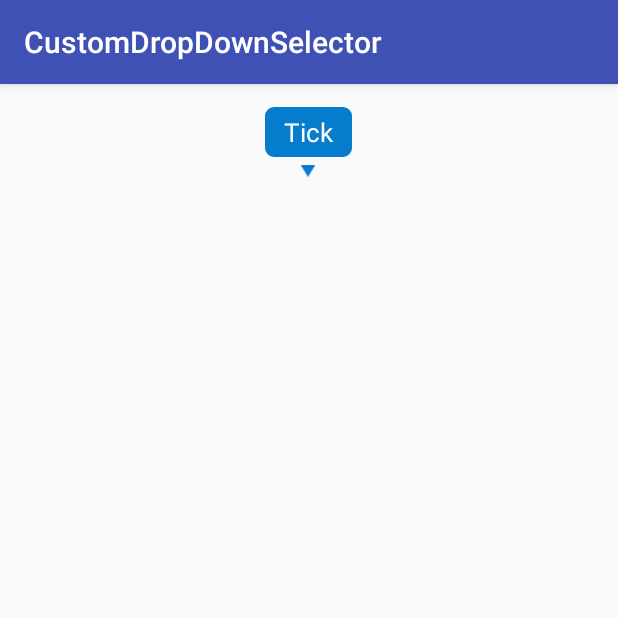
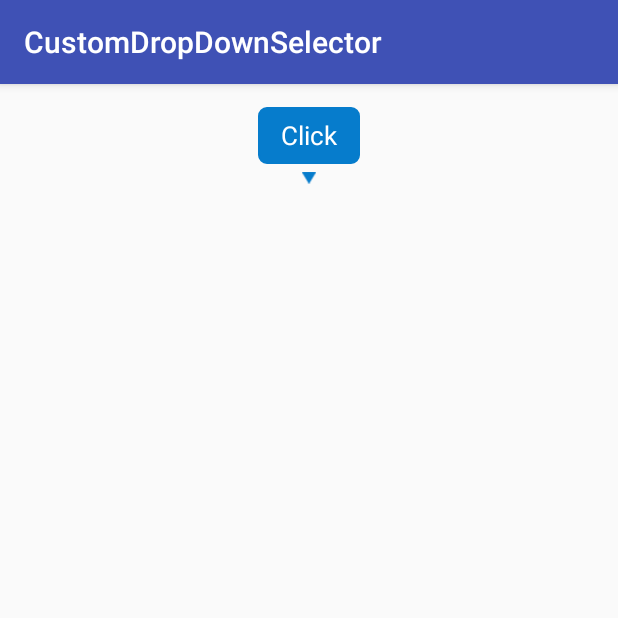
Before and after one commit to F0RIS/CustomSelector, an Android app: the screen it shows after launch (MainActivity), on a phone screen of 412 x 824 dp, the top half of it. Run offline under Robolectric (Android 15) with nearby library versions, the phone set to English and light mode, and no system bars.

Commit message:
Refactoring & click listener & demo

```diff
--- a/app/src/main/java/customdropdownselector/f0ris/com/customdropdownselector/CustomSelector.java
+++ b/app/src/main/java/customdropdownselector/f0ris/com/customdropdownselector/CustomSelector.java
@@ -16,10 +16,11 @@ import android.widget.LinearLayout;
 import android.widget.TextView;
 
 import java.util.ArrayList;
+import java.util.Arrays;
 
 public class CustomSelector extends LinearLayout {
 
-    private TextView tvDuration;
+    private TextView tvTitle;
     private ImageView trianglePointer;
     private LinearLayout itemsContainer;
     private boolean itemsVisibility = false;
@@ -27,12 +28,18 @@ public class CustomSelector extends LinearLayout {
 
     //    private LabelAdapter adapter;
     private OnClickListener clickListener;
-    private ArrayList<String> arrayList;
+    private ArrayList<String> arrayList = new ArrayList<>();
 
 
     private static final Interpolator interpolator = new OvershootInterpolator();
     private static final int ANIMATION_DURATION = 250; //ms
     private ViewGroup.LayoutParams containerParams;
+//    private String title = "";
+//    private BaseAdapter adapter;
+
+    public interface ItemClickAction {
+        void onAction(Object object, int position);
+    }
 
     public CustomSelector(Context context) {
         this(context, null);
@@ -47,10 +54,10 @@ public class CustomSelector extends LinearLayout {
         containerParams = itemsContainer.getLayoutParams();
         containerParams.height = 0;
 
-        tvDuration = (TextView) findViewById(R.id.tv_duration);
+        tvTitle = (TextView) findViewById(R.id.tv_duration);
 
-        tvDuration.setBackgroundResource(R.drawable.game_tab_single_selected);
-        tvDuration.setOnClickListener(new OnClickListener() {
+        tvTitle.setBackgroundResource(R.drawable.selector_title_bg_open);
+        tvTitle.setOnClickListener(new OnClickListener() {
             @Override
             public void onClick(View v) {
                 switchSelectorsVisibility();
@@ -65,25 +72,49 @@ public class CustomSelector extends LinearLayout {
     }
 
     private void addItems() {
-        Context context = getContext();
+//        Context context = getContext();
+//
+//        arrayList = new ArrayList<>();
+//        arrayList.add("Tick");
+//        arrayList.add("1m");
+//        arrayList.add("5m");
+//        arrayList.add("1h");
+//        arrayList.add("1d");
+//
+//        itemsContainer.removeAllViews();
+//
+//        LinearLayout.LayoutParams param = new LinearLayout.LayoutParams(
+//                LayoutParams.MATCH_PARENT,
+//                LayoutParams.MATCH_PARENT, 1.0f); //create items with same weight, need for overstretching
+//
+//        for (int i = 0; i < arrayList.size(); i++) {
+//            View view = View.inflate(context, R.layout.item_chart_interval, null);
+//            view.setLayoutParams(param);
+//
+//            String label = arrayList.get(i);
+//            ((TextView) view.findViewById(R.id.text)).setText(label);
+//            view.setTag(i);
+//            view.setOnClickListener(clickListener);
+//            itemsContainer.addView(view);
+//        }
+//        firstShow = false;
 
-        arrayList = new ArrayList<>();
-        arrayList.add("Tick");
-        arrayList.add("1m");
-        arrayList.add("5m");
-        arrayList.add("1h");
-        arrayList.add("1d");
-
+        Context context = (Context) getContext();
         itemsContainer.removeAllViews();
 
         LinearLayout.LayoutParams param = new LinearLayout.LayoutParams(
                 LayoutParams.MATCH_PARENT,
                 LayoutParams.MATCH_PARENT, 1.0f); //create items with same weight, need for overstretching
 
+
         for (int i = 0; i < arrayList.size(); i++) {
             View view = View.inflate(context, R.layout.item_chart_interval, null);
             view.setLayoutParams(param);
-
+//
+//            if (i == adapter.getCount() - 1) {
+//                ((FrameLayout) view).getChildAt(0).setBackgroundResource(R.drawable.game_tab_bottom_empty);
+//            }
+//            String label = ((ILabelForList) adapter.getItem(i)).getLabel(context.getOpteckString(R.string.label_minutes));
             String label = arrayList.get(i);
             ((TextView) view.findViewById(R.id.text)).setText(label);
             view.setTag(i);
@@ -93,28 +124,50 @@ public class CustomSelector extends LinearLayout {
         firstShow = false;
     }
 
+    public void setValues(String[] items) {
+        arrayList.clear();
+        arrayList.addAll(Arrays.asList(items));
+    }
 
-    public void setActionListener() {
+    public void setValues(ArrayList<String> items) {
+        arrayList.clear();
+        arrayList.addAll(items);
+    }
+
+//    public void setActionListener() {
+//        clickListener = new OnClickListener() {
+//            @Override
+//            public void onClick(View v) {
+//                action.onAction((ILabelForList) adapter.getItem((Integer) v.getTag()));
+//                tvTitle.setText(arrayList.get((Integer) v.getTag()));
+//                switchSelectorsVisibility();
+//            }
+//        };
+//    }
+
+    public void setActionListener(final ItemClickAction action) {
         clickListener = new OnClickListener() {
             @Override
             public void onClick(View v) {
-//                action.onAction((ILabelForList) adapter.getItem((Integer) v.getTag()));
-                tvDuration.setText(arrayList.get((Integer) v.getTag()));
+                Integer pos = (Integer) v.getTag();
+                tvTitle.setText(arrayList.get((Integer) v.getTag()));
                 switchSelectorsVisibility();
+                action.onAction(arrayList.get(pos), pos);
             }
         };
+
     }
 
     private void switchSelectorsVisibility() {
         if (firstShow) {
-            setActionListener();
+//            setActionListener();
             addItems();
         }
 
         itemsVisibility = !itemsVisibility;
 
         int initHeight = 0;
-        int finalHeight = (int) getResources().getDimension(R.dimen.game_type_tab_height) * arrayList.size();
+        int finalHeight = (int) getResources().getDimension(R.dimen.selector_item_height) * arrayList.size();
 
         if (!itemsVisibility) {
             if (containerParams.height == 0){ //already closed (click outside selector)
@@ -135,7 +188,7 @@ public class CustomSelector extends LinearLayout {
                 itemsContainer.requestLayout();
 
                 if (animatedValue == 0 && !itemsVisibility){ //set bg with rounding in the end of closing animation
-                    tvDuration.setBackgroundResource(R.drawable.game_tab_single_selected);
+                    tvTitle.setBackgroundResource(R.drawable.selector_title_bg_open);
                     trianglePointer.setVisibility(View.VISIBLE);
                 }
 //                System.out.println("value: " + animation.getAnimatedValue());
@@ -144,7 +197,7 @@ public class CustomSelector extends LinearLayout {
 
         if (itemsVisibility) {//apply interpolator only for opening to avoid negative values during closing animation
             heightAnim.setInterpolator(interpolator);
-            tvDuration.setBackgroundResource(R.drawable.game_tab_top_selected);
+            tvTitle.setBackgroundResource(R.drawable.selector_title_bg);
             trianglePointer.setVisibility(View.INVISIBLE);
         }
         heightAnim.start();
@@ -169,4 +222,8 @@ public class CustomSelector extends LinearLayout {
         switchSelectorsVisibility();
     }
 
+    public void setTitle(String title) {
+//        this.title = title;
+        tvTitle.setText(title);
+    }
 }
--- a/app/src/main/java/customdropdownselector/f0ris/com/customdropdownselector/MainActivity.java
+++ b/app/src/main/java/customdropdownselector/f0ris/com/customdropdownselector/MainActivity.java
@@ -3,7 +3,9 @@ package customdropdownselector.f0ris.com.customdropdownselector;
 import android.support.v7.app.AppCompatActivity;
 import android.os.Bundle;
 import android.view.MotionEvent;
-import android.view.View;
+import android.widget.Toast;
+
+import java.util.ArrayList;
 
 public class MainActivity extends AppCompatActivity {
 
@@ -13,8 +15,20 @@ public class MainActivity extends AppCompatActivity {
         setContentView(R.layout.activity_main);
 
         CustomSelector selector = findViewById(R.id.custom_selector);
+        selector.setTitle("Click");
 
+        ArrayList<String> list = new ArrayList<>();
+        for (int i = 0; i < 5; i++) {
+            list.add("Item" + String.valueOf(i + 1));
+        }
 
+        selector.setValues(list);
+        selector.setActionListener(new CustomSelector.ItemClickAction() {
+            @Override
+            public void onAction(Object object, int position) {
+                Toast.makeText(MainActivity.this, "Selected: " + object + " pos: " + position, Toast.LENGTH_SHORT).show();
+            }
+        });
     }
 
     @Override
--- a/app/src/main/res/drawable/game_tab_container.xml
+++ /dev/null
@@ -1,36 +0,0 @@
-<?xml version="1.0" encoding="utf-8"?>
-<layer-list xmlns:android="http://schemas.android.com/apk/res/android">
-
-    <item>
-        <shape>
-            <solid android:color="@color/game_tab_selected_bg" />
-
-            <stroke
-                android:width="@dimen/chart_interval_selector_border_width"
-                android:color="@color/game_tab_selected_stroke" />
-
-            <corners
-                android:bottomLeftRadius="@dimen/graph_style_tab_corner_radius"
-                android:bottomRightRadius="@dimen/graph_style_tab_corner_radius"
-                android:topLeftRadius="0dp"
-                android:topRightRadius="0dp" />
-        </shape>
-    </item>
-    <item
-        android:bottom="@dimen/game_cfd_tab_button_border"
-        android:left="@dimen/game_cfd_tab_button_border"
-        android:right="@dimen/game_cfd_tab_button_border"
-        android:top="0dp">
-        <shape>
-            <solid android:color="@color/game_tab_empty_bg" />
-
-            <corners
-                android:bottomLeftRadius="@dimen/graph_style_tab_corner_radius"
-                android:bottomRightRadius="@dimen/graph_style_tab_corner_radius"
-                android:topLeftRadius="0dp"
-                android:topRightRadius="0dp" />
-
-        </shape>
-    </item>
-
-</layer-list>
--- a/app/src/main/res/drawable/game_tab_top_bg.xml
+++ /dev/null
@@ -1,6 +0,0 @@
-<?xml version="1.0" encoding="UTF-8"?>
-<transition xmlns:android="http://schemas.android.com/apk/res/android">
-    <!-- The drawables used here can be solid colors, gradients, shapes, images, etc. -->
-    <item android:drawable="@drawable/game_tab_top_selected" />
-    <item android:drawable="@drawable/game_tab_single_selected" />
-</transition>
--- a/app/src/main/res/drawable/game_tab_top_selected.xml
+++ /dev/null
@@ -1,38 +0,0 @@
-<?xml version="1.0" encoding="utf-8"?>
-<layer-list xmlns:android="http://schemas.android.com/apk/res/android">
-
-    <item>
-        <shape>
-            <solid android:color="@color/game_tab_selected_bg" />
-
-            <stroke
-                android:width="@dimen/chart_interval_selector_border_width"
-                android:color="@color/game_tab_selected_bg" />
-
-            <corners
-                android:bottomLeftRadius="0dp"
-                android:bottomRightRadius="0dp"
-                android:topLeftRadius="@dimen/graph_style_tab_corner_radius"
-                android:topRightRadius="@dimen/graph_style_tab_corner_radius" />
-        </shape>
-        <padding
-            android:left="-2px"/>
-    </item>
-    <item
-        android:bottom="@dimen/game_cfd_tab_button_border"
-        android:left="@dimen/game_cfd_tab_button_border"
-        android:right="@dimen/game_cfd_tab_button_border"
-        android:top="@dimen/game_cfd_tab_button_border">
-        <shape>
-            <solid android:color="@color/game_tab_selected_bg" />
-
-            <corners
-                android:bottomLeftRadius="0dp"
-                android:bottomRightRadius="0dp"
-                android:topLeftRadius="@dimen/graph_style_tab_corner_radius"
-                android:topRightRadius="@dimen/graph_style_tab_corner_radius" />
-
-        </shape>
-    </item>
-
-</layer-list>
--- /dev/null
+++ b/app/src/main/res/drawable/selector_container.xml
@@ -0,0 +1,36 @@
+<?xml version="1.0" encoding="utf-8"?>
+<layer-list xmlns:android="http://schemas.android.com/apk/res/android">
+
+    <item>
+        <shape>
+            <solid android:color="@color/selector_title_bg_color" />
+
+            <stroke
+                android:width="@dimen/selector_border_width"
+                android:color="@color/game_tab_selected_stroke" />
+
+            <corners
+                android:bottomLeftRadius="@dimen/selector_corner_radius"
+                android:bottomRightRadius="@dimen/selector_corner_radius"
+                android:topLeftRadius="0dp"
+                android:topRightRadius="0dp" />
+        </shape>
+    </item>
+    <item
+        android:bottom="@dimen/selector_border_width"
+        android:left="@dimen/selector_border_width"
+        android:right="@dimen/selector_border_width"
+        android:top="0dp">
+        <shape>
+            <solid android:color="@color/selector_item_bg_color" />
+
+            <corners
+                android:bottomLeftRadius="@dimen/selector_corner_radius"
+                android:bottomRightRadius="@dimen/selector_corner_radius"
+                android:topLeftRadius="0dp"
+                android:topRightRadius="0dp" />
+
+        </shape>
+    </item>
+
+</layer-list>
--- a/app/src/main/res/drawable/game_tab_divider.xml
+++ b/app/src/main/res/drawable/selector_divider.xml
@@ -1,5 +1,5 @@
 <?xml version="1.0" encoding="utf-8"?>
 <shape xmlns:android="http://schemas.android.com/apk/res/android">
-    <size android:height="@dimen/game_tab_divider_width" />
+    <size android:height="@dimen/selector_divider_width" />
     <solid android:color="@color/game_tab_selected_stroke" />
 </shape>
--- /dev/null
+++ b/app/src/main/res/drawable/selector_title_bg.xml
@@ -0,0 +1,38 @@
+<?xml version="1.0" encoding="utf-8"?>
+<layer-list xmlns:android="http://schemas.android.com/apk/res/android">
+
+    <item>
+        <shape>
+            <solid android:color="@color/selector_title_bg_color" />
+
+            <stroke
+                android:width="@dimen/selector_border_width"
+                android:color="@color/selector_title_bg_color" />
+
+            <corners
+                android:bottomLeftRadius="0dp"
+                android:bottomRightRadius="0dp"
+                android:topLeftRadius="@dimen/selector_corner_radius"
+                android:topRightRadius="@dimen/selector_corner_radius" />
+        </shape>
+        <padding
+            android:left="-2px"/>
+    </item>
+    <item
+        android:bottom="@dimen/selector_border_width"
+        android:left="@dimen/selector_border_width"
+        android:right="@dimen/selector_border_width"
+        android:top="@dimen/selector_border_width">
+        <shape>
+            <solid android:color="@color/selector_title_bg_color" />
+
+            <corners
+                android:bottomLeftRadius="0dp"
+                android:bottomRightRadius="0dp"
+                android:topLeftRadius="@dimen/selector_corner_radius"
+                android:topRightRadius="@dimen/selector_corner_radius" />
+
+        </shape>
+    </item>
+
+</layer-list>
--- a/app/src/main/res/drawable/game_tab_single_selected.xml
+++ b/app/src/main/res/drawable/selector_title_bg_open.xml
@@ -1,11 +1,11 @@
 <?xml version="1.0" encoding="utf-8"?>
 <shape xmlns:android="http://schemas.android.com/apk/res/android">
-    <solid android:color="@color/game_tab_selected_bg" />
+    <solid android:color="@color/selector_title_bg_color" />
 
     <stroke
-        android:width="@dimen/game_cfd_tab_button_border"
+        android:width="@dimen/selector_border_width"
         android:color="@color/game_tab_selected_stroke" />
 
     <corners
-        android:radius="@dimen/graph_style_tab_corner_radius"/>
+        android:radius="@dimen/selector_corner_radius"/>
 </shape>
--- a/app/src/main/res/layout/chart_inteval_layout.xml
+++ b/app/src/main/res/layout/chart_inteval_layout.xml
@@ -6,21 +6,21 @@
 
     <TextView
         android:id="@+id/tv_duration"
-        android:layout_width="@dimen/game_type_tab_width"
-        android:layout_height="@dimen/graph_style_tab_height"
-        android:background="@drawable/game_tab_top_selected"
+        android:layout_width="@dimen/selector_base_width"
+        android:layout_height="@dimen/selector_item_height"
+        android:background="@drawable/selector_title_bg"
         android:clickable="true"
         android:gravity="center_vertical|center_horizontal"
         android:text="Tick"
-        android:textColor="@color/game_tab_selected_text_color"
-        android:textSize="@dimen/game_duration_text_size" />
+        android:textColor="@color/selector_title_text_color"
+        android:textSize="@dimen/selector_item_text_size" />
 
     <LinearLayout
         android:id="@+id/items_container"
         android:layout_width="match_parent"
         android:layout_height="100dp"
-        android:background="@drawable/game_tab_container"
-        android:divider="@drawable/game_tab_divider"
+        android:background="@drawable/selector_container"
+        android:divider="@drawable/selector_divider"
         android:orientation="vertical"
         android:showDividers="middle"
         android:visibility="visible">
@@ -38,13 +38,13 @@
             android:layout_weight="0.3" />
 
         <TextView
-            android:layout_width="@dimen/game_type_tab_width"
+            android:layout_width="@dimen/selector_base_width"
             android:layout_height="wrap_content"
             android:layout_weight="0.3"
             android:gravity="center_vertical|center_horizontal"
             android:text="1d"
-            android:textColor="@color/game_tab_empty_text_color"
-            android:textSize="@dimen/game_duration_text_size" />
+            android:textColor="@color/selector_item_text_color"
+            android:textSize="@dimen/selector_item_text_size" />
     </LinearLayout>
 
     <ImageView
--- a/app/src/main/res/layout/item_chart_interval.xml
+++ b/app/src/main/res/layout/item_chart_interval.xml
@@ -7,5 +7,5 @@
     android:layout_weight="0.3"
     android:gravity="center"
     android:text="Tick"
-    android:textColor="@color/game_tab_empty_text_color"
-    android:textSize="@dimen/game_duration_text_size" />
+    android:textColor="@color/selector_item_text_color"
+    android:textSize="@dimen/selector_item_text_size" />
--- a/app/src/main/res/values/colors.xml
+++ b/app/src/main/res/values/colors.xml
@@ -4,9 +4,9 @@
     <color name="colorPrimaryDark">#303F9F</color>
     <color name="colorAccent">#FF4081</color>
 
-    <color name="game_tab_empty_text_color">#067ccc</color>
-    <color name="game_tab_empty_bg">#fff</color>
-    <color name="game_tab_selected_text_color">#fff</color>
-    <color name="game_tab_selected_bg">#067ccc</color>
+    <color name="selector_title_bg_color">#067ccc</color>
+    <color name="selector_title_text_color">#fff</color>
+    <color name="selector_item_bg_color">#fff</color>
+    <color name="selector_item_text_color">#067ccc</color>
     <color name="game_tab_selected_stroke">#067ccc</color>
 </resources>
--- a/app/src/main/res/values/dimens.xml
+++ b/app/src/main/res/values/dimens.xml
@@ -1,11 +1,9 @@
 <?xml version="1.0" encoding="utf-8"?>
 <resources>
-    <dimen name="game_type_tab_width">58dp</dimen>
-    <dimen name="graph_style_tab_height">33dp</dimen>
-    <dimen name="game_cfd_tab_button_border">1dp</dimen>
-    <dimen name="graph_style_tab_corner_radius">5dp</dimen>
-    <dimen name="chart_interval_selector_border_width">1dp</dimen>
-    <dimen name="game_duration_text_size">17sp</dimen>
-    <dimen name="game_type_tab_height">38dp</dimen>
-    <dimen name="game_tab_divider_width">1dp</dimen>
+    <dimen name="selector_base_width">68dp</dimen>
+    <dimen name="selector_item_height">38dp</dimen>
+    <dimen name="selector_corner_radius">5dp</dimen>
+    <dimen name="selector_border_width">1dp</dimen>
+    <dimen name="selector_divider_width">1dp</dimen>
+    <dimen name="selector_item_text_size">17sp</dimen>
 </resources>
```
Also changed, not shown: 2 other files.
